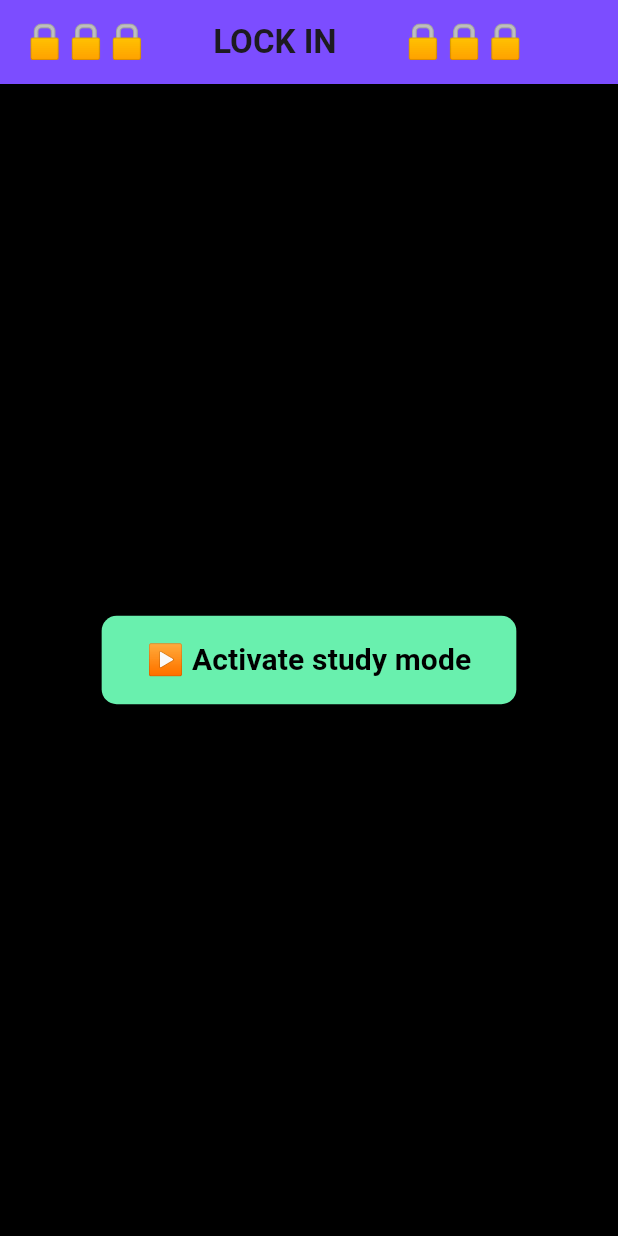
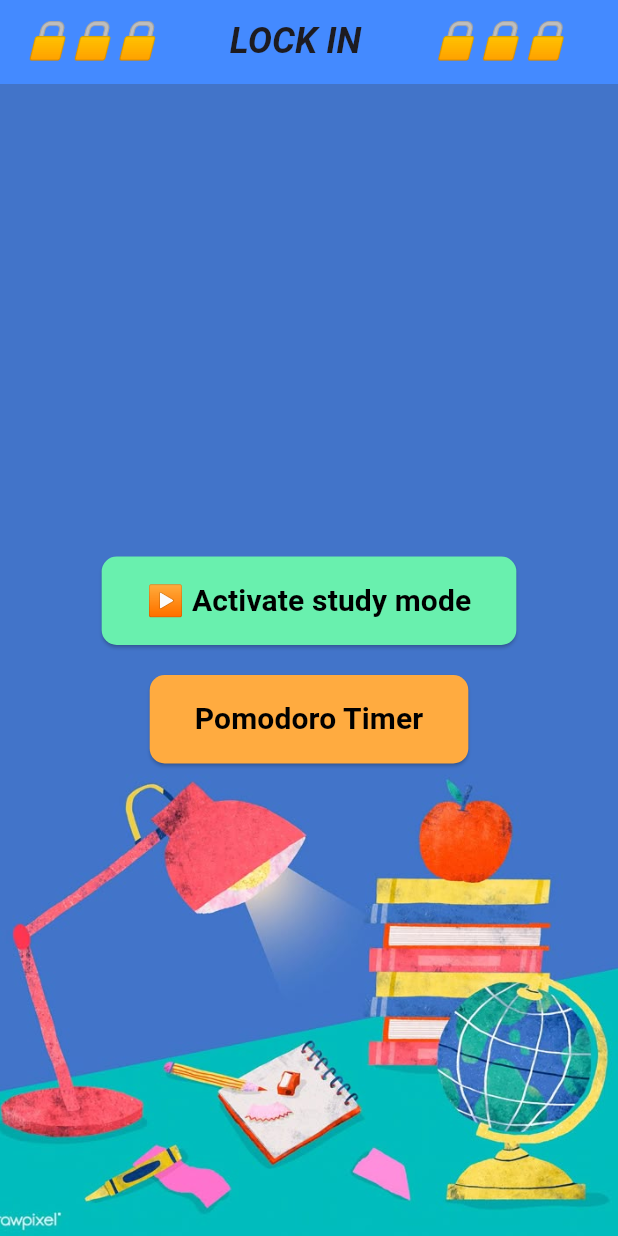
Before and after one commit to Michel0301/studyApp, a Flutter app: the screen it shows after launch, on a phone screen of 412 x 824 dp. Run offline on Flutter 3.47's test engine with Material 3 defaults, Android fonts, the light colour scheme and no system bars; our stand-ins replace audioplayers.

Commit message:
added timer

```diff
--- a/lib/alarm_page.dart
+++ b/lib/alarm_page.dart
@@ -38,7 +38,7 @@ class _AlarmPageState extends State<AlarmPage> {
             const Text('🚨 STOP PROCRASTINATING 🚨',
                 textAlign: TextAlign.center,
                 style: TextStyle(
-                    fontSize: 26,
+                    fontSize: 23,
                     fontWeight: FontWeight.bold,
                     color: Colors.white)),
             const SizedBox(height: 20),
--- a/lib/study_mode.dart
+++ b/lib/study_mode.dart
@@ -1,5 +1,6 @@
 import 'package:flutter/material.dart';
 import 'alarm_page.dart';
+import 'pomodoro_timer.dart';
 
 class StudyMode extends StatefulWidget {
   const StudyMode({super.key});
@@ -26,33 +27,91 @@ class _StudyModeState extends State<StudyMode> with WidgetsBindingObserver {
   @override
   void didChangeAppLifecycleState(AppLifecycleState state) {
     if (state == AppLifecycleState.resumed && studyModeActive) {
-      Navigator.push(context, MaterialPageRoute(builder: (context) => const AlarmPage()));
+      Navigator.push(
+          context, MaterialPageRoute(builder: (context) => const AlarmPage()));
     }
   }
 
   @override
   Widget build(BuildContext context) {
     return Scaffold(
-      backgroundColor: Colors.black,
       appBar: AppBar(
-        title: const Text('🔒🔒🔒        LOCK IN        🔒🔒🔒', style: TextStyle(fontWeight: FontWeight.bold)),
-        backgroundColor: Colors.deepPurpleAccent,
+        title: const Text(
+          '🔒🔒🔒        LOCK IN        🔒🔒🔒',
+          style: TextStyle(
+            fontWeight: FontWeight.bold,
+            fontStyle: FontStyle.italic,
+            fontSize: 24,
           ),
-      body: Center(
-        child: ElevatedButton(
+        ),
+        backgroundColor: Colors.blueAccent,
+      ),
+      body: Container(
+        decoration: const BoxDecoration(
+          image: DecorationImage(
+            image: AssetImage('assets/studyBackground.jpg'),
+            fit: BoxFit.cover,
+          ),
+        ),
+        child: Center(
+          child: Column(
+            mainAxisSize: MainAxisSize.min,
+            children: [
+              ElevatedButton(
                 style: ElevatedButton.styleFrom(
-            padding: const EdgeInsets.symmetric(vertical: 15, horizontal: 30),
-            shape: RoundedRectangleBorder(borderRadius: BorderRadius.circular(10)),
-            backgroundColor: studyModeActive ? Colors.redAccent : Colors.greenAccent,
+                  padding:
+                  const EdgeInsets.symmetric(vertical: 15, horizontal: 30),
+                  shape: RoundedRectangleBorder(
+                    borderRadius: BorderRadius.circular(10),
                   ),
-          child: Text(studyModeActive ? '⏹️ Deactivate study mode' : '▶️ Activate study mode',
-              style: const TextStyle(fontSize: 20, fontWeight: FontWeight.bold, color: Colors.black)),
+                  backgroundColor:
+                  studyModeActive ? Colors.redAccent : Colors.greenAccent,
+                ),
+                child: Text(
+                  studyModeActive
+                      ? '⏹️ Deactivate study mode'
+                      : '▶️ Activate study mode',
+                  style: const TextStyle(
+                    fontSize: 20,
+                    fontWeight: FontWeight.bold,
+                    color: Colors.black,
+                  ),
+                ),
                 onPressed: () {
                   setState(() {
                     studyModeActive = !studyModeActive;
                   });
                 },
               ),
+              const SizedBox(height: 20),
+              ElevatedButton(
+                style: ElevatedButton.styleFrom(
+                  padding:
+                  const EdgeInsets.symmetric(vertical: 15, horizontal: 30),
+                  shape: RoundedRectangleBorder(
+                    borderRadius: BorderRadius.circular(10),
+                  ),
+                  backgroundColor: Colors.orangeAccent,
+                ),
+                child: const Text(
+                  'Pomodoro Timer',
+                  style: TextStyle(
+                    fontSize: 20,
+                    fontWeight: FontWeight.bold,
+                    color: Colors.black,
+                  ),
+                ),
+                onPressed: () {
+                  Navigator.push(
+                    context,
+                    MaterialPageRoute(
+                        builder: (context) => const PomodoroTimer()),
+                  );
+                },
+              ),
+            ],
+          ),
+        ),
       ),
     );
   }
--- a/pubspec.yaml
+++ b/pubspec.yaml
@@ -9,7 +9,9 @@ environment:
 dependencies:
   flutter:
     sdk: flutter
+  google_fonts: 2.3.1
   audioplayers: ^5.2.1
+
 
 dev_dependencies:
   flutter_test:
@@ -19,3 +21,4 @@ flutter:
   uses-material-design: true
   assets:
     - assets/alarm.mp3
+    - assets/studyBackground.jpg
```
Also changed, not shown: lib/pomodoro_timer.dart (added, +165 -0 lines), assets/studyBackground.jpg (added), pubspec.lock. Lines whose indentation alone changed are shown as unchanged.
